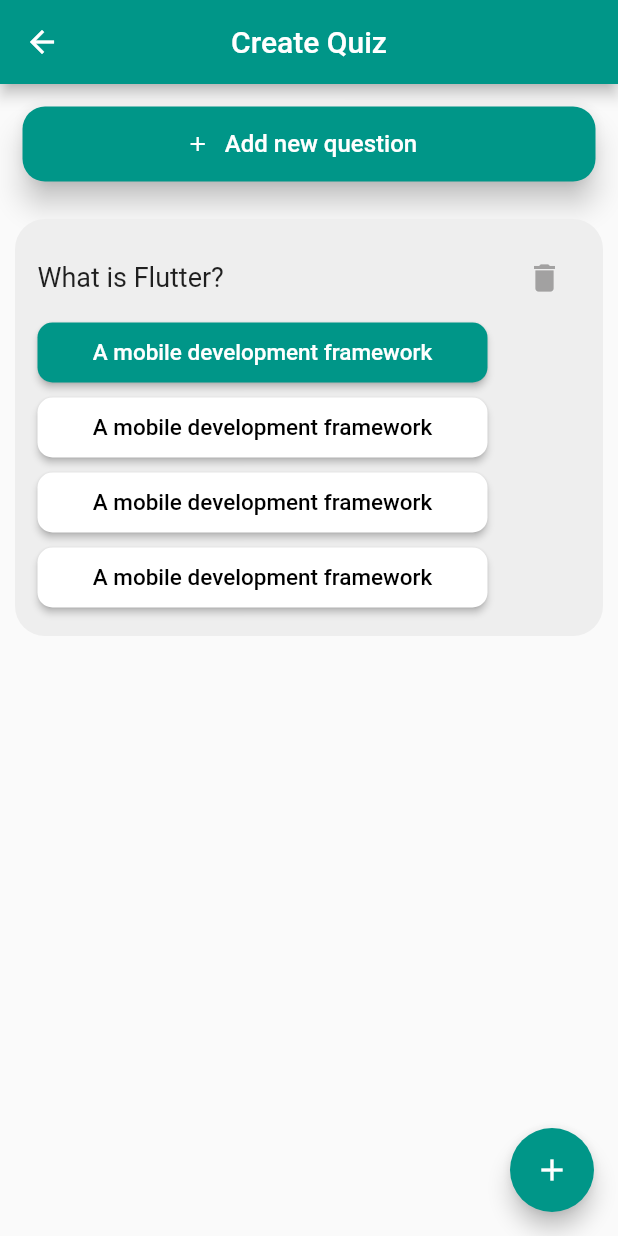
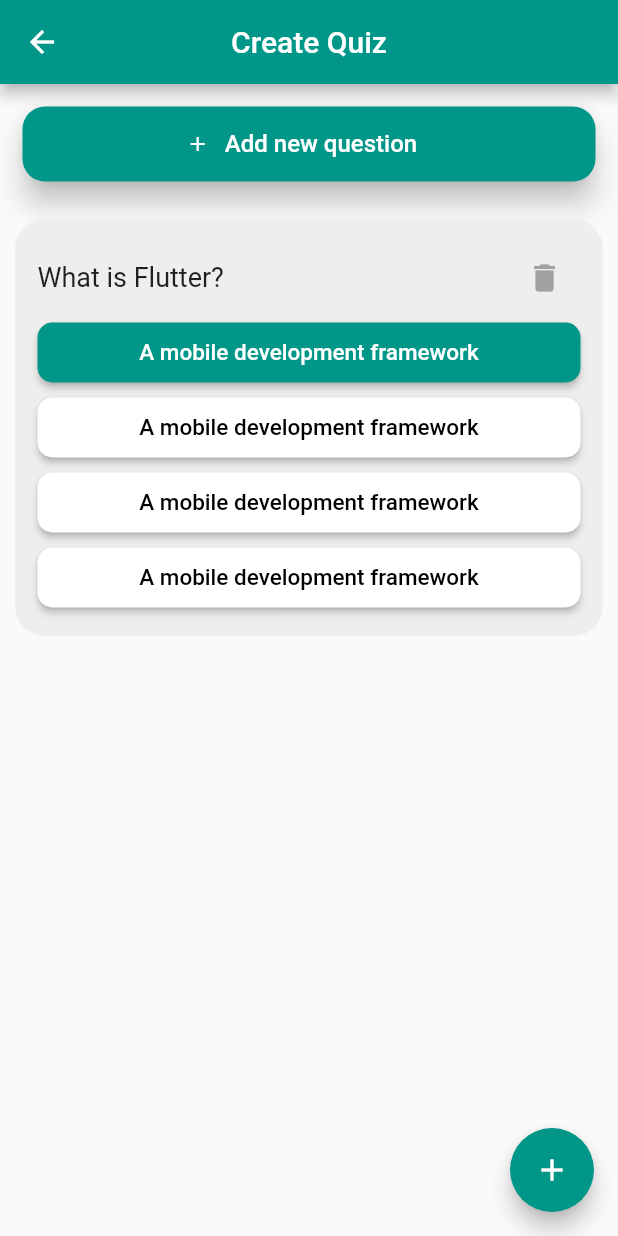
Before and after one commit to mohammedalqarra/second_app, a Flutter app: the screen it shows after launch, on a phone screen of 412 x 824 dp. Run offline on Flutter 3.47's test engine with Material 2 defaults, Android fonts, the phone set to English and light mode, and no system bars.

Commit message:
init:commit add Column

```diff
--- a/lib/CreateQuiz.dart
+++ b/lib/CreateQuiz.dart
@@ -1,4 +1,5 @@
 import 'package:flutter/material.dart';
+import 'package:second_app/AddNewQuestion.dart';
 import 'package:second_app/HomePage.dart';
 
 class CreateQuiz extends StatefulWidget {
@@ -13,7 +14,12 @@ class _CreateQuizState extends State<CreateQuiz> {
       MaterialPageRoute(builder: (context) => HomePage()),
     );
   }
-
+void navigateToAddNewQuestion() {
+    Navigator.push(
+      context,
+      MaterialPageRoute(builder: (context) => AddNewQuestion()),
+    );
+  }
   @override
   Widget build(BuildContext context) {
     return Scaffold(
@@ -39,7 +45,7 @@ class _CreateQuizState extends State<CreateQuiz> {
                     const EdgeInsets.symmetric(horizontal: 15, vertical: 15),
                 child: ElevatedButton(
                   onPressed: () {
-                    navigateToCreateQuiz();
+                    navigateToAddNewQuestion();
                   },
                   child: Row(
                     mainAxisSize: MainAxisSize.min,
@@ -168,6 +174,7 @@ class _CreateQuizState extends State<CreateQuiz> {
                     Column(
                       children: [
                         Container(
+                          width: double.infinity,
                           child: ElevatedButton(
                             onPressed: () {},
                             child: Text(
@@ -178,7 +185,7 @@ class _CreateQuizState extends State<CreateQuiz> {
                             ),
                             style: ElevatedButton.styleFrom(
                                 backgroundColor: Colors.teal,
-                                fixedSize: Size(300, 40),
+                                fixedSize: Size(0, 40),
                                 shape: RoundedRectangleBorder(
                                     borderRadius: BorderRadius.circular(10))),
                           ),
@@ -191,6 +198,7 @@ class _CreateQuizState extends State<CreateQuiz> {
                     Column(
                       children: [
                         Container(
+                          width: double.infinity,
                             child: ElevatedButton(
                               onPressed: () {},
                               child: Text(
@@ -202,7 +210,7 @@ class _CreateQuizState extends State<CreateQuiz> {
                               ),
                               style: ElevatedButton.styleFrom(
                                   backgroundColor: Colors.white,
-                                  fixedSize: Size(300, 40),
+                                  fixedSize: Size(0, 40),
                                   shape: RoundedRectangleBorder(
                                       borderRadius: BorderRadius.circular(10))),
                             ),
@@ -212,6 +220,7 @@ class _CreateQuizState extends State<CreateQuiz> {
                     Column(
                       children: [
                         Container(
+                          width: double.infinity,
                             child: ElevatedButton(
                               onPressed: () {},
                               child: Text(
@@ -223,7 +232,7 @@ class _CreateQuizState extends State<CreateQuiz> {
                               ),
                               style: ElevatedButton.styleFrom(
                                   backgroundColor: Colors.white,
-                                  fixedSize: Size(300, 40),
+                                  fixedSize: Size(0, 40),
                                   shape: RoundedRectangleBorder(
                                       borderRadius: BorderRadius.circular(10))),
                             ),
@@ -233,6 +242,7 @@ class _CreateQuizState extends State<CreateQuiz> {
                     Column(
                       children: [
                         Container(
+                          width: double.infinity,
                             child: ElevatedButton(
                               onPressed: () {},
                               child: Text(
@@ -244,7 +254,7 @@ class _CreateQuizState extends State<CreateQuiz> {
                               ),
                               style: ElevatedButton.styleFrom(
                                   backgroundColor: Colors.white,
-                                  fixedSize: Size(300, 40),
+                                  fixedSize: Size(0, 40),
                                   shape: RoundedRectangleBorder(
                                       borderRadius: BorderRadius.circular(10))),
                             ),
```
